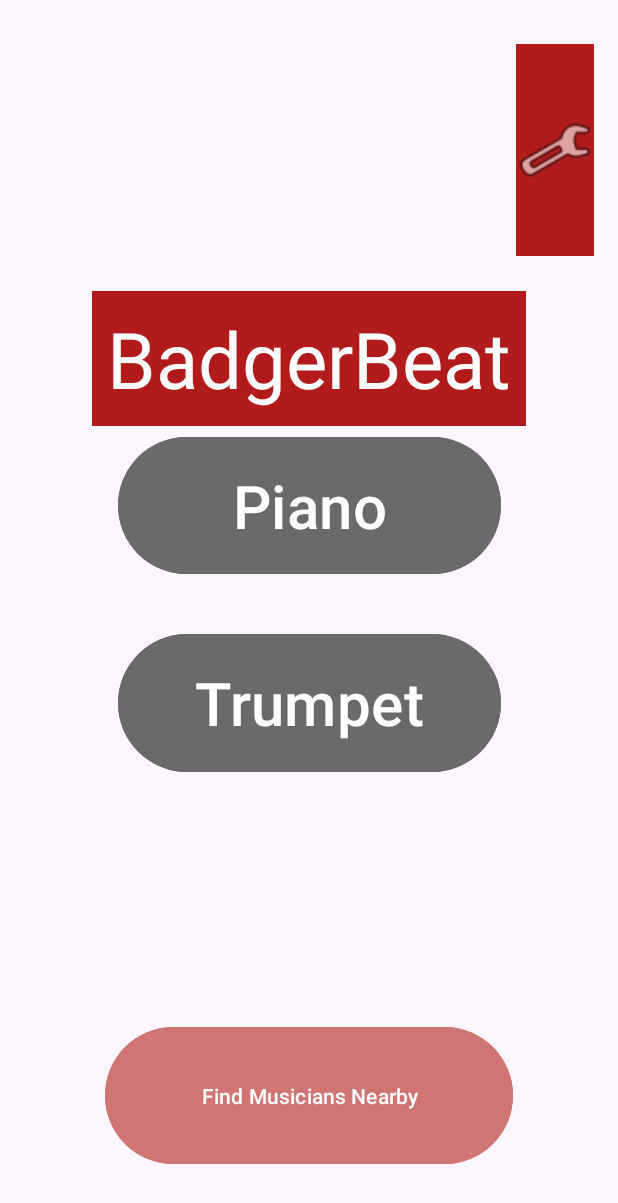
After one commit to colbyb2/CS407-FinalProject, an Android app: the HomeActivity screen opened directly, with no data from a screen before it, on a phone screen of 412 x 824 dp. The commit adds this screen. Shown: the top 1203 px of the screen. Run offline under Robolectric (Android 15) with nearby library versions, the phone set to English and light mode, and no system bars.

Commit message:
Added Initial Home Page

```diff
--- a/app/src/main/AndroidManifest.xml
+++ b/app/src/main/AndroidManifest.xml
@@ -13,6 +13,9 @@
         android:theme="@style/Theme.BadgerBeat"
         tools:targetApi="31">
         <activity
+            android:name=".HomeActivity"
+            android:exported="false" />
+        <activity
             android:name=".LogInActivity"
             android:exported="false" />
         <activity
--- /dev/null
+++ b/app/src/main/java/com/cs407/badgerbeat/HomeActivity.java
@@ -0,0 +1,14 @@
+package com.cs407.badgerbeat;
+
+import androidx.appcompat.app.AppCompatActivity;
+
+import android.os.Bundle;
+
+public class HomeActivity extends AppCompatActivity {
+
+    @Override
+    protected void onCreate(Bundle savedInstanceState) {
+        super.onCreate(savedInstanceState);
+        setContentView(R.layout.activity_home);
+    }
+}
--- a/app/src/main/java/com/cs407/badgerbeat/LogInActivity.java
+++ b/app/src/main/java/com/cs407/badgerbeat/LogInActivity.java
@@ -3,12 +3,52 @@ package com.cs407.badgerbeat;
 import androidx.appcompat.app.AppCompatActivity;
 
 import android.os.Bundle;
+import android.view.View;
+import android.widget.Button;
 
 public class LogInActivity extends AppCompatActivity {
+
+    private Button logInButton;
+    private Button signUpNavButton;
 
     @Override
     protected void onCreate(Bundle savedInstanceState) {
         super.onCreate(savedInstanceState);
         setContentView(R.layout.activity_log_in);
+
+        // Get Buttons
+        logInButton = findViewById(R.id.logInButton);
+        signUpNavButton = findViewById(R.id.signUpNavButton);
+
+        //Set On Click Listeners
+        logInButton.setOnClickListener(new View.OnClickListener() {
+            @Override
+            public void onClick(View view) {
+                logUserIn();
+            }
+        });
+
+        signUpNavButton.setOnClickListener(new View.OnClickListener() {
+            @Override
+            public void onClick(View view) {
+                navigateToSignIn();
+            }
+        });
+    }
+
+    /*
+     * Log User In
+     * Description: Logs User In and Navigates to Home Page
+     */
+    private void logUserIn() {
+        //Log User In
+    }
+
+    /*
+     * Navigate to Sign In
+     * Description: Navigates to Sign In Page
+     */
+    private void navigateToSignIn() {
+        finish();
     }
 }
--- a/app/src/main/java/com/cs407/badgerbeat/MainActivity.java
+++ b/app/src/main/java/com/cs407/badgerbeat/MainActivity.java
@@ -2,13 +2,56 @@ package com.cs407.badgerbeat;
 
 import androidx.appcompat.app.AppCompatActivity;
 
+import android.content.Intent;
 import android.os.Bundle;
+import android.view.View;
+import android.widget.Button;
+import android.widget.EditText;
 
 public class MainActivity extends AppCompatActivity {
 
+    private Button signUpButton;
+    private Button logInNavButton;
     @Override
     protected void onCreate(Bundle savedInstanceState) {
         super.onCreate(savedInstanceState);
         setContentView(R.layout.activity_main);
+
+        // Get Buttons
+        signUpButton = findViewById(R.id.signUpButton);
+        logInNavButton = findViewById(R.id.logInNavButton);
+
+        // Set Click Listeners
+        signUpButton.setOnClickListener(new View.OnClickListener() {
+            @Override
+            public void onClick(View view) {
+                signUserUp();
+            }
+        });
+
+        logInNavButton.setOnClickListener(new View.OnClickListener() {
+            @Override
+            public void onClick(View view) {
+                navigateToLogIn();
+            }
+        });
+    }
+
+    /*
+    * Sign User Up
+    * Description: Signs User Up and Navigates to Home Page
+    */
+    private void signUserUp() {
+        //Sign Up
+    }
+
+    /*
+     * Navigate to Log In
+     * Description: Navigates to the Login Page
+     */
+    private void navigateToLogIn() {
+        //Navigate To Login
+        Intent intent = new Intent(this, LogInActivity.class);
+        startActivity(intent);
     }
 }
--- /dev/null
+++ b/app/src/main/res/layout/activity_home.xml
@@ -0,0 +1,80 @@
+<?xml version="1.0" encoding="utf-8"?>
+<androidx.constraintlayout.widget.ConstraintLayout xmlns:android="http://schemas.android.com/apk/res/android"
+    xmlns:app="http://schemas.android.com/apk/res-auto"
+    xmlns:tools="http://schemas.android.com/tools"
+    android:layout_width="match_parent"
+    android:layout_height="match_parent"
+    android:foregroundTint="#00134EFF"
+    tools:context=".HomeActivity">
+
+    <Button
+        android:id="@+id/trumpetButton"
+        android:layout_width="255dp"
+        android:layout_height="0dp"
+        android:layout_marginBottom="162dp"
+        android:backgroundTint="#6A6A6A"
+        android:text="Trumpet"
+        android:textSize="40sp"
+        app:layout_constraintBottom_toTopOf="@+id/findMusiciansButton"
+        app:layout_constraintEnd_toEndOf="parent"
+        app:layout_constraintStart_toStartOf="parent"
+        app:layout_constraintTop_toBottomOf="@+id/pianoButton" />
+
+    <Button
+        android:id="@+id/pianoButton"
+        android:layout_width="255dp"
+        android:layout_height="0dp"
+        android:layout_marginTop="287dp"
+        android:layout_marginBottom="32dp"
+        android:backgroundTint="#6A6A6A"
+        android:text="Piano"
+        android:textSize="40sp"
+        app:layout_constraintBottom_toTopOf="@+id/trumpetButton"
+        app:layout_constraintEnd_toEndOf="parent"
+        app:layout_constraintStart_toStartOf="parent"
+        app:layout_constraintTop_toTopOf="parent" />
+
+    <TextView
+        android:id="@+id/badgerBeatTitle3"
+        android:layout_width="wrap_content"
+        android:layout_height="wrap_content"
+        android:layout_marginBottom="540dp"
+        android:background="#B11B1B"
+        android:padding="10dp"
+        android:text="BadgerBeat"
+        android:textColor="#FFFFFF"
+        android:textSize="52sp"
+        app:layout_constraintBottom_toBottomOf="parent"
+        app:layout_constraintEnd_toEndOf="parent"
+        app:layout_constraintStart_toStartOf="parent"
+        app:layout_constraintTop_toBottomOf="@+id/settingsImage" />
+
+    <ImageView
+        android:id="@+id/settingsImage"
+        android:layout_width="52dp"
+        android:layout_height="0dp"
+        android:layout_marginTop="29dp"
+        android:layout_marginEnd="16dp"
+        android:layout_marginBottom="23dp"
+        android:background="#B11B1B"
+        android:foregroundTint="#2196F3"
+        app:layout_constraintBottom_toTopOf="@+id/badgerBeatTitle3"
+        app:layout_constraintEnd_toEndOf="parent"
+        app:layout_constraintTop_toTopOf="parent"
+        app:srcCompat="@android:drawable/ic_menu_manage" />
+
+    <Button
+        android:id="@+id/findMusiciansButton"
+        android:layout_width="0dp"
+        android:layout_height="0dp"
+        android:layout_marginStart="70dp"
+        android:layout_marginEnd="70dp"
+        android:layout_marginBottom="44dp"
+        android:backgroundTint="#D17474"
+        android:text="Find Musicians Nearby"
+        app:layout_constraintBottom_toBottomOf="parent"
+        app:layout_constraintEnd_toEndOf="parent"
+        app:layout_constraintStart_toStartOf="parent"
+        app:layout_constraintTop_toBottomOf="@+id/trumpetButton" />
+
+</androidx.constraintlayout.widget.ConstraintLayout>
```
